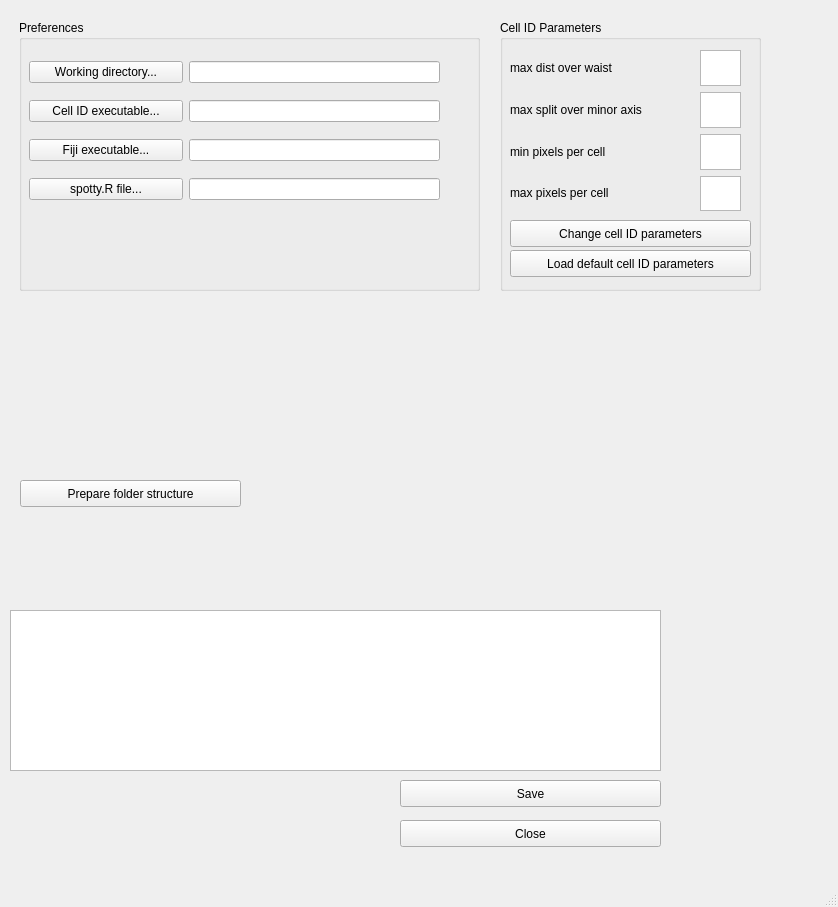
Old version of the form src/MainWindow.ui in the repository holzwok/Berufspraktikum.
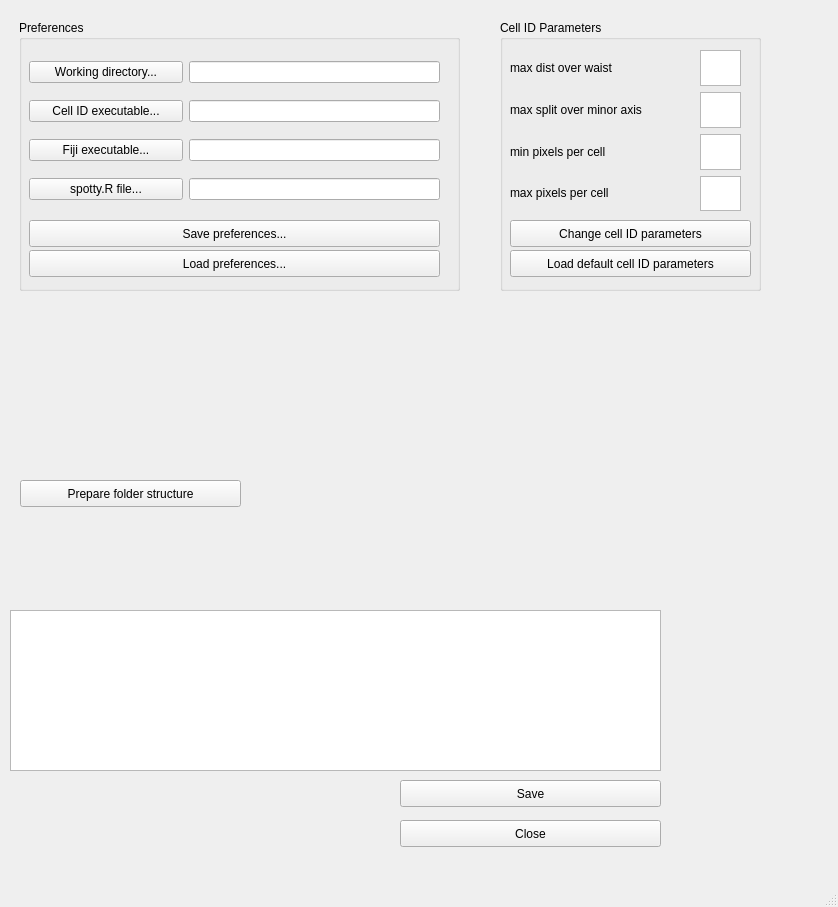
New version of the form. Icons and pictures are not drawn.

Diff of the .ui file:
```diff
--- a/src/MainWindow.ui
+++ b/src/MainWindow.ui
@@ -180,7 +180,7 @@
      <rect>
       <x>19</x>
       <y>20</y>
-      <width>461</width>
+      <width>441</width>
       <height>271</height>
      </rect>
     </property>
@@ -275,6 +275,32 @@
       </item>
      </layout>
     </widget>
+    <widget class="QPushButton" name="pb_save_preferences">
+     <property name="geometry">
+      <rect>
+       <x>10</x>
+       <y>200</y>
+       <width>411</width>
+       <height>27</height>
+      </rect>
+     </property>
+     <property name="text">
+      <string>Save preferences...</string>
+     </property>
+    </widget>
+    <widget class="QPushButton" name="pb_load_preferences">
+     <property name="geometry">
+      <rect>
+       <x>10</x>
+       <y>230</y>
+       <width>411</width>
+       <height>27</height>
+      </rect>
+     </property>
+     <property name="text">
+      <string>Load preferences...</string>
+     </property>
+    </widget>
    </widget>
   </widget>
   <widget class="QMenuBar" name="menubar">
```
Left out of the diff: 6 changed lines with no effect on the pictures.
